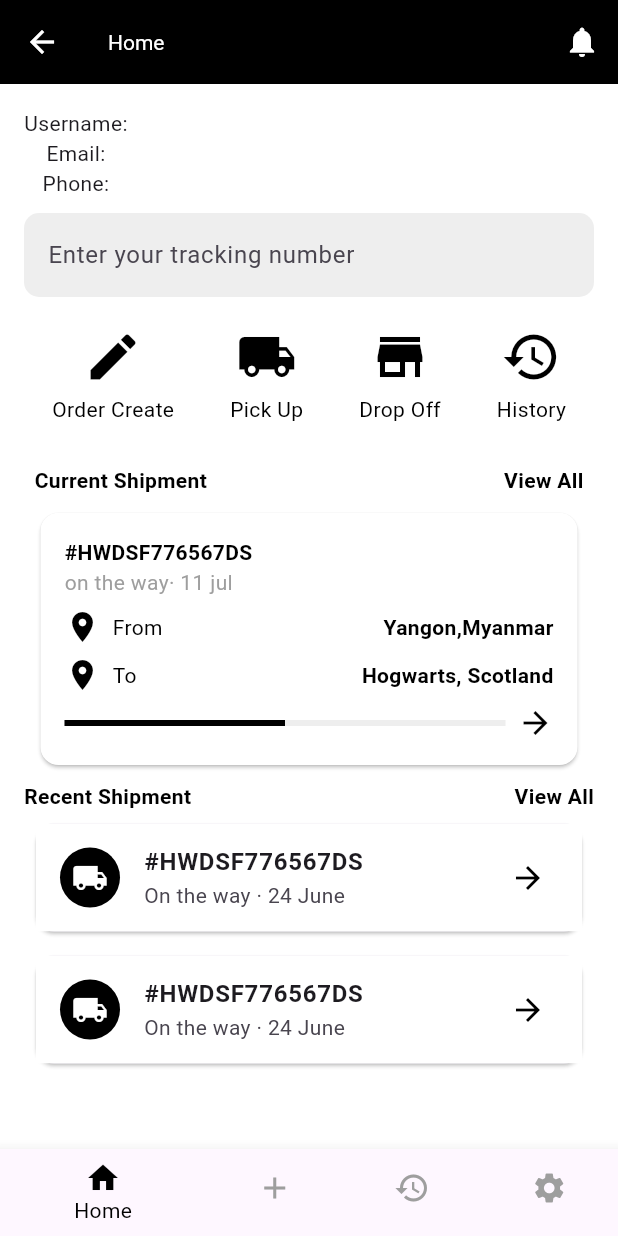
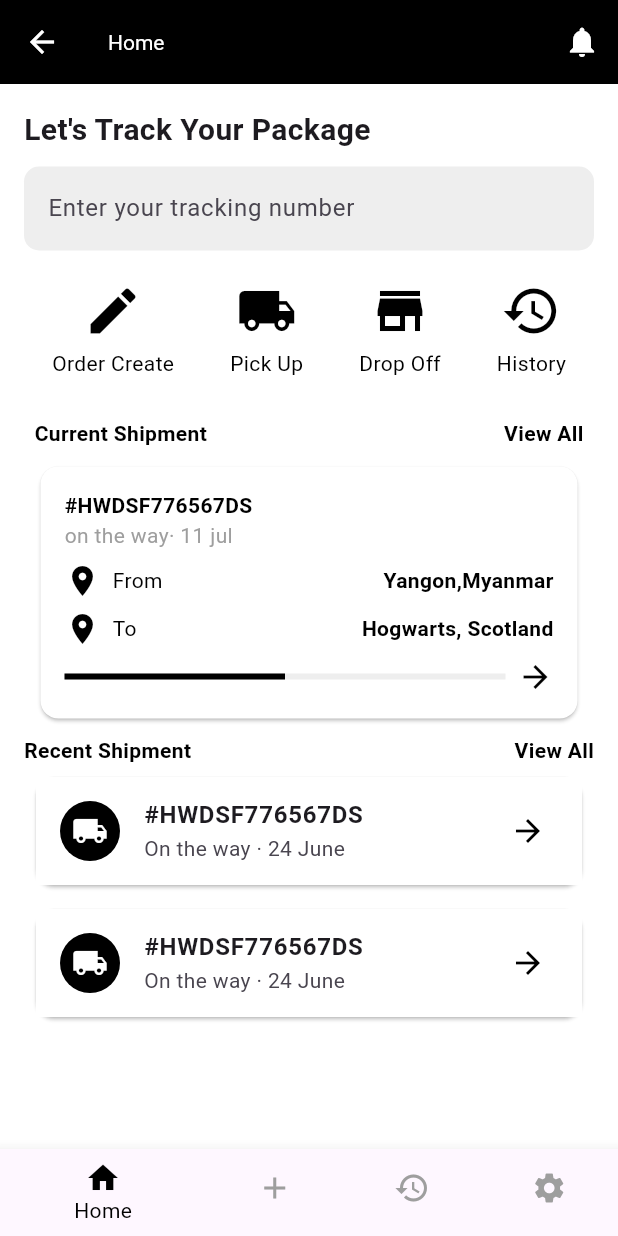
Before and after one commit to GodzillaAllen/deliverytrackingfluttgrapp, a Flutter app: the MainScreen screen opened by its route, on a phone screen of 412 x 824 dp. Run offline on Flutter 3.47's test engine with Material 3 defaults, Android fonts, the phone set to English and light mode, and no system bars; our stand-ins replace get, sqflite; accounts and stored records are empty.

Commit message:
everything seems working

```diff
--- a/lib/controllers/order_controller.dart
+++ b/lib/controllers/order_controller.dart
@@ -43,6 +43,7 @@ class OrderController extends GetxController {
           userLocation: userLocation,
           orderDate: now.toIso8601String(),
           orderDestination: orderDestination,
+          status: 'Revewing',
         );
         await DatabaseHelper.instance.createOrder(order);
         _orders.add(order);
--- a/lib/main.dart
+++ b/lib/main.dart
@@ -1,12 +1,14 @@
 import 'package:deliverytrackingfluttgrapp/screens/edit_profile_screen.dart';
 import 'package:flutter/material.dart';
 import 'package:get/get.dart';
+import 'controllers/auth_controller.dart';
 import 'screens/login_screen.dart';
 import 'screens/main_screen.dart';
 import 'screens/create_order_screen.dart';
 import 'screens/order_history_screen.dart';
 
 void main() {
+  Get.put(AuthController());
   runApp(const MyApp());
 }
 
--- a/lib/models/order.dart
+++ b/lib/models/order.dart
@@ -6,6 +6,7 @@ class Order {
   final String userLocation;
   final String orderDate;
   final String orderDestination;
+  final String status;
 
   Order({
     this.id,
@@ -15,6 +16,7 @@ class Order {
     required this.userLocation,
     required this.orderDate,
     required this.orderDestination,
+    required this.status,
   });
 
   factory Order.fromMap(Map<String, dynamic> json) => Order(
@@ -25,6 +27,7 @@ class Order {
         userLocation: json['userLocation'],
         orderDate: json['orderDate'],
         orderDestination: json['orderDestination'],
+        status: json['status'],
       );
 
   Map<String, dynamic> toMap() {
@@ -36,6 +39,7 @@ class Order {
       'userLocation': userLocation,
       'orderDate': orderDate,
       'orderDestination': orderDestination,
+      'status': status,
     };
   }
 }
--- a/lib/screens/create_order_screen.dart
+++ b/lib/screens/create_order_screen.dart
@@ -23,6 +23,9 @@ class CreateOrderScreen extends StatelessWidget {
       orderController.createOrder(
           userPhoneNumber, userLocation, orderDestination);
     }
+    _userPhoneNumberController.clear();
+    _userLocationController.clear();
+    _orderDestinationController.clear();
   }
 
   @override
--- a/lib/screens/edit_profile_screen.dart
+++ b/lib/screens/edit_profile_screen.dart
@@ -50,6 +50,8 @@ class EditProfileScreen extends StatelessWidget {
                 if (user != null) {
                   authController
                       .updateUser(user); // Update user in AuthController
+                  usernameController.clear();
+                  emailController.clear();
                   Get.snackbar('Success', 'Profile updated successfully');
                 }
               },
--- a/lib/screens/home_screen.dart
+++ b/lib/screens/home_screen.dart
@@ -1,20 +1,23 @@
 // lib/pages/home_page.dart
 
-import 'package:deliverytrackingfluttgrapp/controllers/auth_controller.dart';
 import 'package:flutter/material.dart';
 import 'package:get/get.dart';
 
+import '../controllers/auth_controller.dart';
+import '../models/user.dart';
 import '../widgets/build_current_shipment_card.dart';
 import '../widgets/build_shipment_card.dart';
 import '../widgets/build_action_item.dart';
 import '../widgets/build_view_all_label.dart';
 
 class HomeScreen extends StatelessWidget {
-  final AuthController authController = Get.find();
-  HomeScreen({super.key});
+  const HomeScreen({super.key});
 
   @override
   Widget build(BuildContext context) {
+    final AuthController authController =
+        Get.put(AuthController()); // Use Get.find to retrieve AuthController
+    final User? user = authController.user;
     return Scaffold(
       body: SingleChildScrollView(
         child: Padding(
@@ -22,21 +25,11 @@ class HomeScreen extends StatelessWidget {
           child: Column(
             crossAxisAlignment: CrossAxisAlignment.start,
             children: [
-              Obx(() {
-                final user = authController.user;
-                // Get.snackbar("title", user!.createdAt);
-                if (user == null) {
-                  return const Text('No user information available');
-                } else {
-                  return Column(
-                    children: [
-                      Text('Username: ${user.username}'),
-                      Text('Email: ${user.email}'),
-                      Text('Phone: ${user.userPhoneNumber}'),
-                    ],
-                  );
-                }
-              }),
+              Text(
+                "Let's Track Your Package ${user!.username}",
+                style:
+                    const TextStyle(fontSize: 20, fontWeight: FontWeight.bold),
+              ),
               const SizedBox(height: 10),
               TextField(
                 decoration: InputDecoration(
--- a/lib/screens/main_screen.dart
+++ b/lib/screens/main_screen.dart
@@ -19,7 +19,7 @@ class _MainScreenState extends State<MainScreen> {
   int _selectedIndex = 0;
 
   static final List<Widget> _pages = <Widget>[
-    HomeScreen(),
+    const HomeScreen(),
     CreateOrderScreen(),
     OrderHistoryScreen(),
     SettingsScreen(),
--- a/lib/services/database.dart
+++ b/lib/services/database.dart
@@ -46,6 +46,7 @@ class DatabaseHelper {
         userLocation TEXT NOT NULL,
         orderDate TEXT NOT NULL,
         orderDestination TEXT NOT NULL,
+        status TEXT NOT NULL,
         FOREIGN KEY (userId) REFERENCES users (id)
       )
     ''');
```
